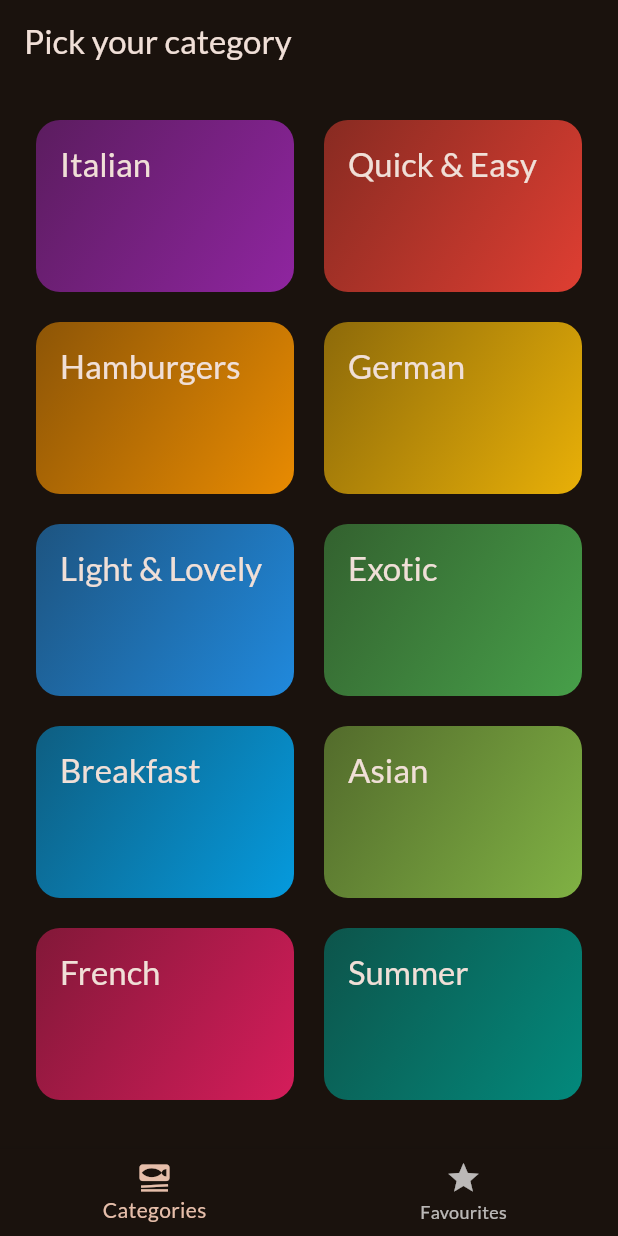
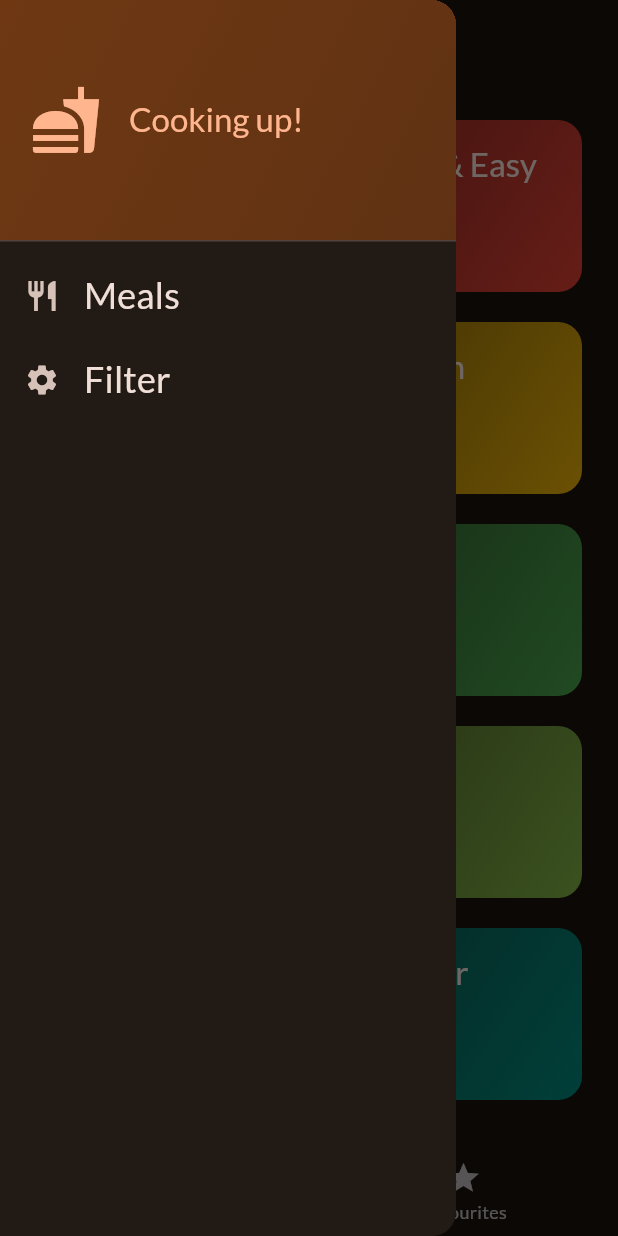
Before and after one commit to pratikk94/Flutter, a Flutter app: the screen it shows after launch, with the side drawer open (before the commit the screen has no drawer), on a phone screen of 412 x 824 dp. Run offline on Flutter 3.47's test engine with Material 3 defaults, Android fonts, the phone set to English and light mode, and no system bars; our stand-ins replace google_fonts, transparent_image.

```diff
--- a/004_meals_app/meals_app/lib/screens/categories.dart
+++ b/004_meals_app/meals_app/lib/screens/categories.dart
@@ -6,10 +6,15 @@ import 'package:meals_app/screens/meals.dart';
 import 'package:meals_app/widget/category_grid_item.dart';
 
 class CategoriesScreen extends StatelessWidget {
-  const CategoriesScreen({super.key, required this.onToggleMealFavourite});
+  const CategoriesScreen(
+      {super.key,
+      required this.onToggleMealFavourite,
+      required this.avaialableMeals});
   final void Function(Meal meal) onToggleMealFavourite;
+  final List<Meal> avaialableMeals;
+
   void _selectCategory(BuildContext context, Category category) {
-    final mealList = dummyMeals
+    final mealList = avaialableMeals
         .where((meal) => meal.categories.contains(category.id))
         .toList();
 
--- a/004_meals_app/meals_app/lib/screens/tabs.dart
+++ b/004_meals_app/meals_app/lib/screens/tabs.dart
@@ -1,7 +1,17 @@
 import 'package:flutter/material.dart';
 import 'package:meals_app/models/meal.dart';
 import 'package:meals_app/screens/categories.dart';
+import 'package:meals_app/screens/filters.dart';
 import 'package:meals_app/screens/meals.dart';
+import 'package:meals_app/widget/mian_drawer.dart';
+import 'package:meals_app/data/dummy_data.dart';
+
+const kinitalFilters = {
+  Filter.glutenFree: false,
+  Filter.lactoseFree: false,
+  Filter.vegeterian: false,
+  Filter.vegan: false,
+};
 
 class TabsScreen extends StatefulWidget {
   const TabsScreen({super.key});
@@ -12,7 +22,7 @@ class TabsScreen extends StatefulWidget {
 
 class _TabsScreenState extends State<TabsScreen> {
   final List<Meal> _favouriteMeal = [];
-
+  Map<Filter, bool> _selectedFilters = kinitalFilters;
   void _showSnackBar(String message) {
     ScaffoldMessenger.of(context).clearSnackBars();
     ScaffoldMessenger.of(context)
@@ -41,10 +51,41 @@ class _TabsScreenState extends State<TabsScreen> {
     });
   }
 
+  void _setScreen(String identifier) async {
+    Navigator.of(context).pop();
+    if (identifier == "filter") {
+      final result = await Navigator.of(context).push<Map<Filter, bool>>(
+        MaterialPageRoute(
+          builder: (ctx) => FilterScreen(currentFilters: _selectedFilters),
+        ),
+      );
+      setState(() {
+        _selectedFilters = result ?? kinitalFilters;
+      });
+    }
+  }
+
   @override
   Widget build(BuildContext context) {
+    final avaiableMeals = dummyMeals.where((meal) {
+      if (_selectedFilters[Filter.glutenFree]! && !meal.isGlutenFree) {
+        return false;
+      }
+      if (_selectedFilters[Filter.lactoseFree]! && !meal.isLactoseFree) {
+        return false;
+      }
+      if (_selectedFilters[Filter.vegeterian]! && !meal.isVegetarian) {
+        return false;
+      }
+      if (_selectedFilters[Filter.vegan]! && !meal.isVegan) {
+        return false;
+      }
+      return true;
+    }).toList();
+
     Widget activeWidget = CategoriesScreen(
       onToggleMealFavourite: _toggleMealFavourite,
+      avaialableMeals: avaiableMeals,
     );
 
     if (_selectedTabIndex == 1) {
@@ -56,6 +97,9 @@ class _TabsScreenState extends State<TabsScreen> {
     }
     return Scaffold(
       body: activeWidget,
+      drawer: MainDrawer(
+        onSelectScreen: _setScreen,
+      ),
       bottomNavigationBar: BottomNavigationBar(
         onTap: _selectedTab,
         currentIndex: _selectedTabIndex,
--- /dev/null
+++ b/004_meals_app/meals_app/lib/widget/mian_drawer.dart
@@ -0,0 +1,61 @@
+import 'package:flutter/material.dart';
+
+class MainDrawer extends StatelessWidget {
+  const MainDrawer({super.key, required this.onSelectScreen});
+
+  final void Function(String identifier) onSelectScreen;
+
+  @override
+  Widget build(BuildContext context) {
+    return Drawer(
+      child: Column(children: [
+        DrawerHeader(
+          padding: EdgeInsets.all(20),
+          decoration: BoxDecoration(
+            gradient: LinearGradient(
+              colors: [
+                Theme.of(context).colorScheme.primaryContainer,
+                Theme.of(context).colorScheme.primaryContainer.withOpacity(0.8),
+              ],
+              begin: Alignment.topLeft,
+              end: Alignment.bottomRight,
+            ),
+          ),
+          child: Row(
+            children: [
+              Icon(
+                Icons.fastfood,
+                size: 48,
+                color: Theme.of(context).colorScheme.primary,
+              ),
+              const SizedBox(width: 18),
+              Text("Cooking up!",
+                  style: Theme.of(context)
+                      .textTheme
+                      .titleLarge!
+                      .copyWith(color: Theme.of(context).colorScheme.primary))
+            ],
+          ),
+        ),
+        ListTile(
+            onTap: () {
+              onSelectScreen("meals");
+            },
+            leading: const Icon(Icons.restaurant),
+            title: Text('Meals',
+                style: Theme.of(context).textTheme.titleSmall!.copyWith(
+                    color: Theme.of(context).colorScheme.onBackground,
+                    fontSize: 24))),
+        ListTile(
+            onTap: () {
+              onSelectScreen("filter");
+            },
+            leading: const Icon(Icons.settings),
+            title: Text('Filter',
+                style: Theme.of(context).textTheme.titleSmall!.copyWith(
+                    color: Theme.of(context).colorScheme.onBackground,
+                    fontSize: 24))),
+      ]),
+    );
+  }
+}
```
Also changed, not shown: 004_meals_app/meals_app/lib/screens/filters.dart (added, +140 -0 lines), 004_meals_app/meals_app/pubspec.lock, 2 other files.
